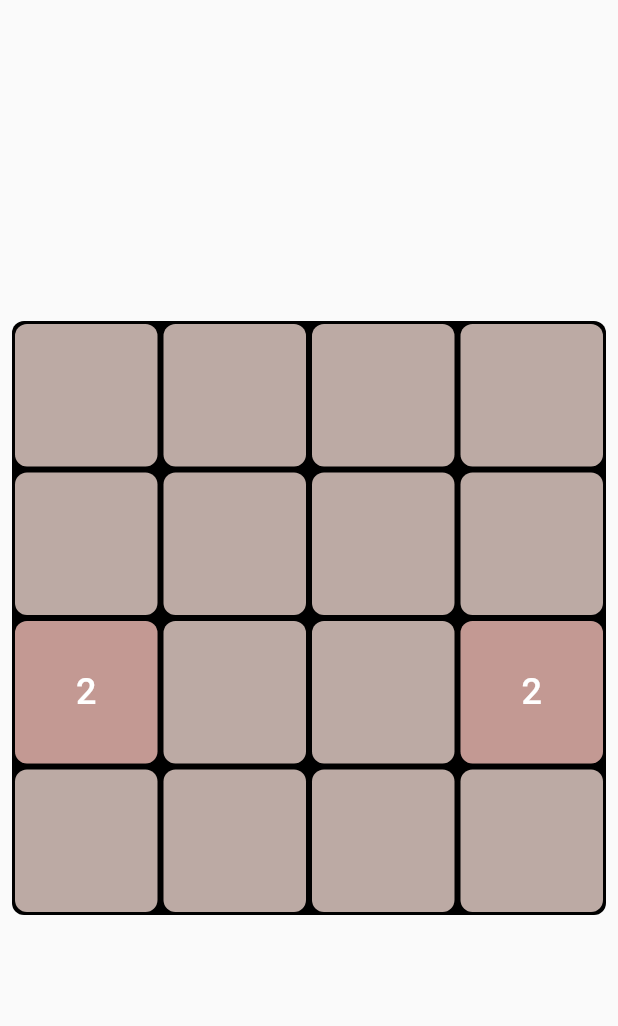
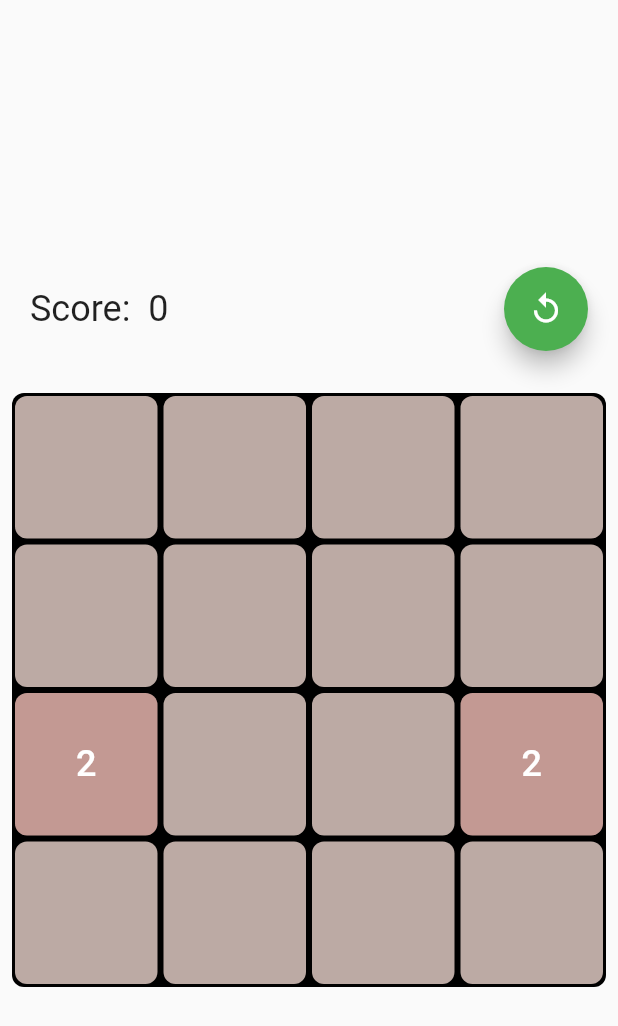
Before and after one commit to RishiTikekar/2048flutter, a Flutter app: the screen it shows after launch, on a phone screen of 412 x 824 dp. Shown: the top 1026 px of the screen. Run offline on Flutter 3.47's test engine with Material 2 defaults, Android fonts, the light colour scheme and no system bars.

Commit message:
state_mangement_added

```diff
--- /dev/null
+++ b/lib/provider/grid_state_pvd.dart
@@ -0,0 +1,111 @@
+import 'dart:math';
+import 'dart:developer' as dev;
+import 'package:borardgame/constants.dart';
+import 'package:borardgame/model/tile.dart';
+
+import 'package:flutter/material.dart';
+
+import 'dart:developer' as dev;
+
+class TileStatePvd with ChangeNotifier, ScoreMixin {
+  List<List<Tile>> tiles = List.generate(
+    Constants.gridSize,
+    (r) => List.generate(
+      Constants.gridSize,
+      (c) => Tile(x: c.toDouble(), y: r.toDouble(), val: 0),
+    ),
+  );
+
+  late List<List<Tile>> columnTiles;
+
+  TileStatePvd() {
+    init();
+  }
+
+  init() {
+    columnTiles = List.generate(
+      Constants.gridSize,
+      (r) => List.generate(
+        Constants.gridSize,
+        (c) => tiles[c][r],
+      ),
+    );
+
+    seedNumber();
+    seedNumber();
+  }
+
+  void swipeHorizontal({required bool isLeftSwipe}) {
+    if (mergeHorizontal(tiles, isLeftSwipe)) {
+      seedNumber();
+      notifyListeners();
+    }
+  }
+
+  void swipeVertical({required bool isUpSwipe}) {
+    if (mergeVertical(isUpSwipe)) {
+      seedNumber();
+      notifyListeners();
+    }
+  }
+
+  bool mergeHorizontal(List<List<Tile>> tiles, bool isLeftSwipe) {
+    bool hasDoneMoves = false;
+    for (List<Tile> tile in tiles) {
+      List<bool> hasMerged = List.filled(tile.length, false);
+      if (!isLeftSwipe) tile = tile.reversed.toList();
+      for (var j = 0; j < tile.length - 1; j++) {
+        for (var i = 0; i < tile.length - 1; i++) {
+          if (tile[i].val == 0) {
+            tile[i].val = tile[i + 1].val;
+
+            tile[i + 1].val = 0;
+            hasDoneMoves = true;
+          } else if (tile[i].val == tile[i + 1].val && !hasMerged[i]) {
+            addScore(tile[i].val);
+            tile[i].val *= 2;
+            hasMerged[i] = true;
+            tile[i + 1].val = 0;
+            hasDoneMoves = true;
+          }
+        }
+      }
+    }
+    dev.log(hasDoneMoves.toString());
+    return hasDoneMoves;
+  }
+
+  bool mergeVertical(bool isUpSwipe) {
+    return mergeHorizontal(columnTiles, isUpSwipe);
+  }
+
+  void seedNumber() {
+    List<String> emptyBlocks = [];
+    for (var r = 0; r < tiles.length; r++) {
+      for (var c = 0; c < tiles.length; c++) {
+        if (tiles[r][c].val == 0) {
+          emptyBlocks.add("$r,$c");
+        }
+      }
+    }
+    dev.log(emptyBlocks.toString());
+
+    Random randomForBlock = Random(DateTime.now().millisecondsSinceEpoch);
+    int chosenBlockNo = randomForBlock.nextInt(emptyBlocks.length);
+
+    int chosenVal = 2 + Random().nextInt(2) * 2;
+    int emptyBlockX = int.parse(emptyBlocks[chosenBlockNo].split(",").first);
+    int emptyBlockY = int.parse(emptyBlocks[chosenBlockNo].split(",").last);
+    tiles[emptyBlockX][emptyBlockY].val = chosenVal;
+  }
+}
+
+mixin ScoreMixin {
+  int _score = 0;
+
+  int get score => _score;
+
+  void addScore(int val) {
+    _score += val;
+  }
+}
--- a/lib/screens/grid_screen.dart
+++ b/lib/screens/grid_screen.dart
@@ -3,9 +3,12 @@ import 'dart:developer' as dev;
 import 'dart:ui';
 
 import 'package:borardgame/constants.dart';
-import 'package:borardgame/model/tile.dart';
-import 'package:borardgame/styles/colors.dart';
+import 'package:borardgame/provider/grid_state_pvd.dart';
+import 'package:borardgame/widgets/grid_background.dart';
+import 'package:borardgame/widgets/swiper_handler.dart';
+import 'package:borardgame/widgets/tile_widgets.dart';
 import 'package:flutter/material.dart';
+import 'package:provider/provider.dart';
 
 double borderRadius = 8;
 double tilePadding = 2;
@@ -15,12 +18,31 @@ class GridScreen extends StatelessWidget {
 
   @override
   Widget build(BuildContext context) {
+    return MultiProvider(
+      providers: [
+        ChangeNotifierProvider(create: (_) => TileStatePvd()),
+      ],
+      child: const _Body(),
+    );
+  }
+}
+
+class _Body extends StatelessWidget {
+  const _Body({
+    super.key,
+  });
+
+  @override
+  Widget build(BuildContext context) {
     double boardSize = MediaQuery.of(context).size.width - 16;
     double singleTileSize = boardSize / Constants.gridSize;
-
     return Scaffold(
-      body: Center(
-        child: Container(
+      body: Column(
+        crossAxisAlignment: CrossAxisAlignment.start,
+        children: [
+          const Spacer(),
+          _GameControlsSection(),
+          Container(
             width: boardSize,
             height: boardSize,
             margin: const EdgeInsets.all(8),
@@ -30,223 +52,83 @@ class GridScreen extends StatelessWidget {
             ),
             child: _GridSection(tileSize: singleTileSize - 2 * tilePadding),
           ),
+          const Spacer(),
+        ],
       ),
     );
   }
 }
 
-class _GridSection extends StatefulWidget {
+class _GridSection extends StatelessWidget {
   final double tileSize;
   _GridSection({
     super.key,
     required this.tileSize,
   });
-
-  @override
-  State<_GridSection> createState() => _GridSectionState();
-}
-
-class _GridSectionState extends State<_GridSection> {
   List<Widget> tilesWidgets = [];
-
-  List<List<Tile>> tiles = List.generate(
-    Constants.gridSize,
-    (r) => List.generate(
-      Constants.gridSize,
-      (c) => Tile(x: c.toDouble(), y: r.toDouble(), val: 0),
-    ),
-  );
-
-  late List<List<Tile>> columnTiles;
-  @override
-  void initState() {
-    columnTiles = List.generate(
-      Constants.gridSize,
-      (r) => List.generate(
-        Constants.gridSize,
-        (c) => tiles[c][r],
-      ),
-    );
-    seedNumber();
-    seedNumber();
-    super.initState();
-  }
 
   @override
   Widget build(BuildContext context) {
+    final tilePvd = context.watch<TileStatePvd>();
     tilesWidgets.clear();
     for (int row = 0; row < Constants.gridSize; row++) {
       for (int col = 0; col < Constants.gridSize; col++) {
         tilesWidgets.add(
-          tiles[row][col].val == 0
+          tilePvd.tiles[row][col].val == 0
               ? const SizedBox()
-              : _TileWidget(
-                  tileSize: widget.tileSize,
-                  val: tiles[row][col].val,
-                  x: tiles[row][col].x * (widget.tileSize + 2 * tilePadding) +
+              : TileWidget(
+                  tileSize: tileSize,
+                  val: tilePvd.tiles[row][col].val,
+                  x: tilePvd.tiles[row][col].x * (tileSize + 2 * tilePadding) +
                       2,
-                  y: tiles[row][col].y * (widget.tileSize + 2 * tilePadding) +
+                  y: tilePvd.tiles[row][col].y * (tileSize + 2 * tilePadding) +
                       2,
                 ),
         );
       }
     }
 
-    return GestureDetector(
-      onHorizontalDragEnd: (details) {
-        if (details.velocity.pixelsPerSecond.dx < -300) {
-          if (mergeHorizontal(tiles, true)) {
-            seedNumber();
-            setState(() {});
-          }
-        } else if (details.velocity.pixelsPerSecond.dx > 300) {
-          if (mergeHorizontal(tiles, false)) {
-            seedNumber();
-            setState(() {});
-          }
-        }
-      },
-      onVerticalDragEnd: (details) {
-        if (details.velocity.pixelsPerSecond.dy < -200) {
-          if (mergeVertical(true)) {
-            seedNumber();
-            setState(() {});
-          }
-        } else if (details.velocity.pixelsPerSecond.dy > 200) {
-          if (mergeVertical(false)) {
-            seedNumber();
-            setState(() {});
-          }
-        }
-      },
+    return SwipeHandler(
       child: Stack(
         fit: StackFit.expand,
         alignment: Alignment.center,
         children: [
-          _GridBackground(tileSize: widget.tileSize),
+          GridBackground(tileSize: tileSize),
           ...tilesWidgets,
         ],
       ),
     );
   }
-
-  bool mergeVertical(bool isUpSwipe) {
-    return mergeHorizontal(columnTiles, isUpSwipe);
 }
 
-  bool mergeHorizontal(List<List<Tile>> tiles, bool isLeftSwipe) {
-    bool hasDoneMoves = false;
-    for (List<Tile> tile in tiles) {
-      List<bool> hasMerged = List.filled(tile.length, false);
-      if (!isLeftSwipe) tile = tile.reversed.toList();
-      for (var j = 0; j < tile.length - 1; j++) {
-        for (var i = 0; i < tile.length - 1; i++) {
-          if (tile[i].val == tile[i + 1].val && !hasMerged[i]) {
-            tile[i].val *= 2;
-            hasMerged[i] = true;
-            tile[i + 1].val = 0;
-            hasDoneMoves = true;
-          } else if (tile[i].val == 0) {
-            tile[i].val = tile[i + 1].val;
-            tile[i + 1].val = 0;
-            hasDoneMoves = true;
-          }
-        }
-      }
-    }
-    return hasDoneMoves;
-  }
-
-  void seedNumber() {
-    List<String> emptyBlocks = [];
-    for (var r = 0; r < tiles.length; r++) {
-      for (var c = 0; c < tiles.length; c++) {
-        if (tiles[r][c].val == 0) {
-          emptyBlocks.add("$r,$c");
-        }
-      }
-    }
-    dev.log(emptyBlocks.toString());
-
-    Random randomForBlock = Random(DateTime.now().millisecondsSinceEpoch);
-    int chosenBlockNo = randomForBlock.nextInt(emptyBlocks.length);
-
-    int chosenVal = 2 + Random().nextInt(2) * 2;
-    int emptyBlockX = int.parse(emptyBlocks[chosenBlockNo].split(",").first);
-    int emptyBlockY = int.parse(emptyBlocks[chosenBlockNo].split(",").last);
-    tiles[emptyBlockX][emptyBlockY].val = chosenVal;
-  }
-}
-
-class _TileWidget extends StatelessWidget {
-  final double x;
-
-  final double y;
-  final int val;
-  final double tileSize;
-  const _TileWidget({
-    super.key,
-    required this.val,
-    required this.x,
-    required this.y,
-    required this.tileSize,
-  });
+class _GameControlsSection extends StatelessWidget {
+  const _GameControlsSection({super.key});
 
   @override
   Widget build(BuildContext context) {
-    return Positioned(
-      top: y,
-      left: x,
-      child: Container(
-        margin: EdgeInsets.zero,
-        height: tileSize,
-        width: tileSize,
-        decoration: BoxDecoration(
-          borderRadius: BorderRadius.circular(borderRadius),
-          color: MyColor.numTileColor[val] ?? MyColor.orange,
-        ),
-        alignment: Alignment.center,
-        child: Text(
-          "$val",
-          style: const TextStyle(
-            color: MyColor.white,
-            fontSize: 24,
-            fontWeight: FontWeight.w500,
+    return Column(
+      children: [
+        Padding(
+          padding: const EdgeInsets.all(20.0),
+          child: Row(
+            children: [
+              Consumer<TileStatePvd>(
+                builder: (context, tileStatePvd, child) => Text(
+                  "Score:  ${tileStatePvd.score}",
+                  style: TextStyle(fontSize: 24),
                 ),
               ),
+              Spacer(),
+              FloatingActionButton(
+                backgroundColor: Colors.green,
+                tooltip: 'Restart',
+                onPressed: () {},
+                child: Icon(Icons.replay_outlined),
               ),
+            ],
+          ),
+        ),
+      ],
     );
   }
 }
-
-class _GridBackground extends StatelessWidget {
-  final double tileSize;
-  const _GridBackground({
-    super.key,
-    required this.tileSize,
-  });
-
-  @override
-  Widget build(BuildContext context) {
-    return GridView.builder(
-      gridDelegate: SliverGridDelegateWithFixedCrossAxisCount(
-        crossAxisCount: Constants.gridSize,
-        mainAxisSpacing: 0,
-        crossAxisSpacing: 0,
-      ),
-      itemCount: Constants.gridSize * Constants.gridSize,
-      padding: EdgeInsets.zero,
-      physics: const NeverScrollableScrollPhysics(),
-      itemBuilder: (context, _) => Container(
-        padding: EdgeInsets.zero,
-        margin: EdgeInsets.all(tilePadding),
-        height: tileSize,
-        width: tileSize,
-        decoration: BoxDecoration(
-          borderRadius: BorderRadius.circular(borderRadius),
-          color: MyColor.lightBrown,
-        ),
-      ),
-    );
-  }
-}
--- /dev/null
+++ b/lib/widgets/grid_background.dart
@@ -0,0 +1,36 @@
+import 'package:borardgame/constants.dart';
+import 'package:borardgame/screens/grid_screen.dart';
+import 'package:borardgame/styles/colors.dart';
+import 'package:flutter/material.dart';
+
+class GridBackground extends StatelessWidget {
+  final double tileSize;
+  const GridBackground({
+    super.key,
+    required this.tileSize,
+  });
+
+  @override
+  Widget build(BuildContext context) {
+    return GridView.builder(
+      gridDelegate: SliverGridDelegateWithFixedCrossAxisCount(
+        crossAxisCount: Constants.gridSize,
+        mainAxisSpacing: 0,
+        crossAxisSpacing: 0,
+      ),
+      itemCount: Constants.gridSize * Constants.gridSize,
+      padding: EdgeInsets.zero,
+      physics: const NeverScrollableScrollPhysics(),
+      itemBuilder: (context, _) => Container(
+        padding: EdgeInsets.zero,
+        margin: EdgeInsets.all(tilePadding),
+        height: tileSize,
+        width: tileSize,
+        decoration: BoxDecoration(
+          borderRadius: BorderRadius.circular(borderRadius),
+          color: MyColor.lightBrown,
+        ),
+      ),
+    );
+  }
+}
--- /dev/null
+++ b/lib/widgets/swiper_handler.dart
@@ -0,0 +1,33 @@
+import 'package:borardgame/provider/grid_state_pvd.dart';
+import 'package:flutter/material.dart';
+import 'package:provider/provider.dart';
+
+class SwipeHandler extends StatelessWidget {
+  final Widget child;
+  const SwipeHandler({
+    super.key,
+    required this.child,
+  });
+
+  @override
+  Widget build(BuildContext context) {
+    final tilePvd = context.watch<TileStatePvd>();
+    return GestureDetector(
+      child: child,
+      onHorizontalDragEnd: (details) {
+        if (details.velocity.pixelsPerSecond.dx < -300) {
+          tilePvd.swipeHorizontal(isLeftSwipe: true);
+        } else if (details.velocity.pixelsPerSecond.dx > 300) {
+          tilePvd.swipeHorizontal(isLeftSwipe: false);
+        }
+      },
+      onVerticalDragEnd: (details) {
+        if (details.velocity.pixelsPerSecond.dy < -200) {
+          tilePvd.swipeVertical(isUpSwipe: true);
+        } else if (details.velocity.pixelsPerSecond.dy > 200) {
+          tilePvd.swipeVertical(isUpSwipe: false);
+        }
+      },
+    );
+  }
+}
--- a/lib/widgets/tile_widgets.dart
+++ b/lib/widgets/tile_widgets.dart
@@ -1,27 +1,43 @@
-import 'package:borardgame/constants.dart';
+import 'package:borardgame/screens/grid_screen.dart';
+import 'package:borardgame/styles/colors.dart';
 import 'package:flutter/material.dart';
 
 class TileWidget extends StatelessWidget {
-  final double left;
-  final double top;
-  final String text;
+  final double x;
+
+  final double y;
+  final int val;
+  final double tileSize;
   const TileWidget({
     super.key,
-    required this.left,
-    required this.top,
-    required this.text,
+    required this.val,
+    required this.x,
+    required this.y,
+    required this.tileSize,
   });
 
   @override
   Widget build(BuildContext context) {
     return Positioned(
-      left: left,
-      top: top,
+      top: y,
+      left: x,
       child: Container(
-        height: Constants.tileSize,
-        width: Constants.tileSize,
-        color: Colors.red,
-        child: Text(text),
+        margin: EdgeInsets.zero,
+        height: tileSize,
+        width: tileSize,
+        decoration: BoxDecoration(
+          borderRadius: BorderRadius.circular(borderRadius),
+          color: MyColor.numTileColor[val] ?? MyColor.orange,
+        ),
+        alignment: Alignment.center,
+        child: Text(
+          "$val",
+          style: const TextStyle(
+            color: MyColor.white,
+            fontSize: 24,
+            fontWeight: FontWeight.w500,
+          ),
+        ),
       ),
     );
   }
--- a/pubspec.yaml
+++ b/pubspec.yaml
@@ -35,6 +35,7 @@ dependencies:
   # The following adds the Cupertino Icons font to your application.
   # Use with the CupertinoIcons class for iOS style icons.
   cupertino_icons: ^1.0.2
+  provider: ^6.0.5
 
 dev_dependencies:
   flutter_test:
```
Also changed, not shown: pubspec.lock. Lines whose indentation alone changed are shown as unchanged.
